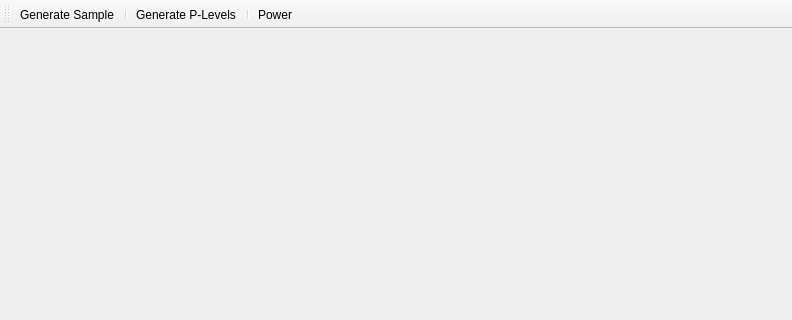
The window that ui/mainwindow.ui (braubergiag/ModelDistribution) describes before a commit, drawn with Qt 5; both pictures show x 0 to 792 and y 0 to 320 of the 792 by 536 pixel window.
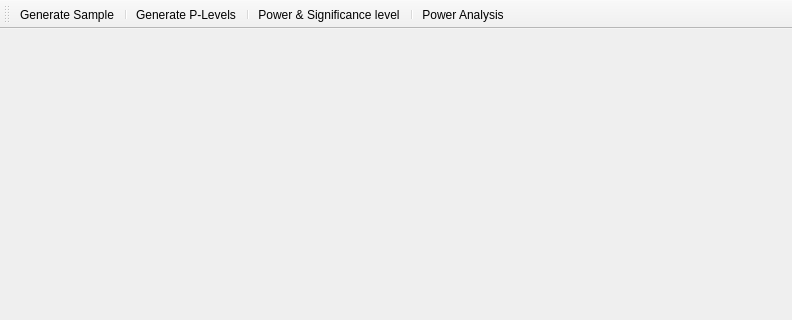
The same window after the commit.

The edit to the form file:
```diff
--- a/ui/mainwindow.ui
+++ b/ui/mainwindow.ui
@@ -63,6 +63,8 @@
    <addaction name="actionGenerate_P_Levels"/>
    <addaction name="separator"/>
    <addaction name="actionPower"/>
+   <addaction name="separator"/>
+   <addaction name="actionPower_Analysis"/>
   </widget>
   <widget class="QToolBar" name="toolBar_2">
    <property name="windowTitle">
@@ -87,7 +89,12 @@
   </action>
   <action name="actionPower">
    <property name="text">
-    <string>Power</string>
+    <string>Power &amp;&amp; Significance level</string>
+   </property>
+  </action>
+  <action name="actionPower_Analysis">
+   <property name="text">
+    <string>Power Analysis</string>
    </property>
   </action>
  </widget>
```
